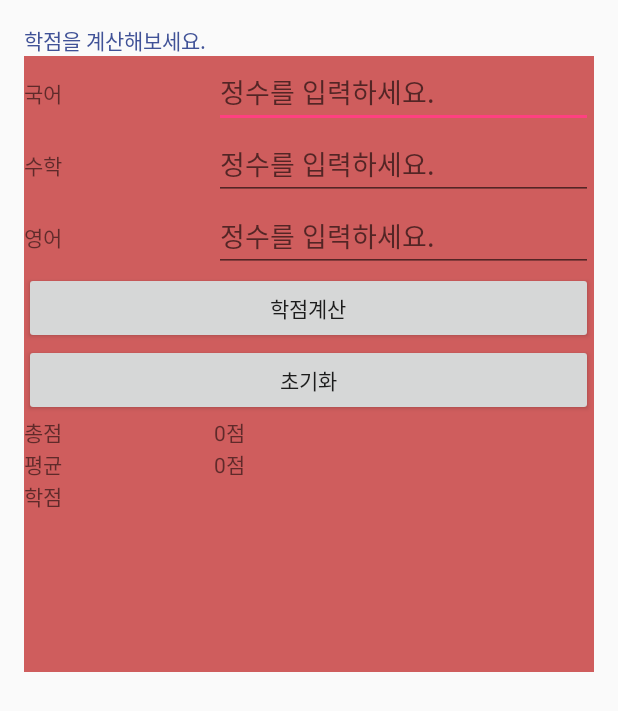
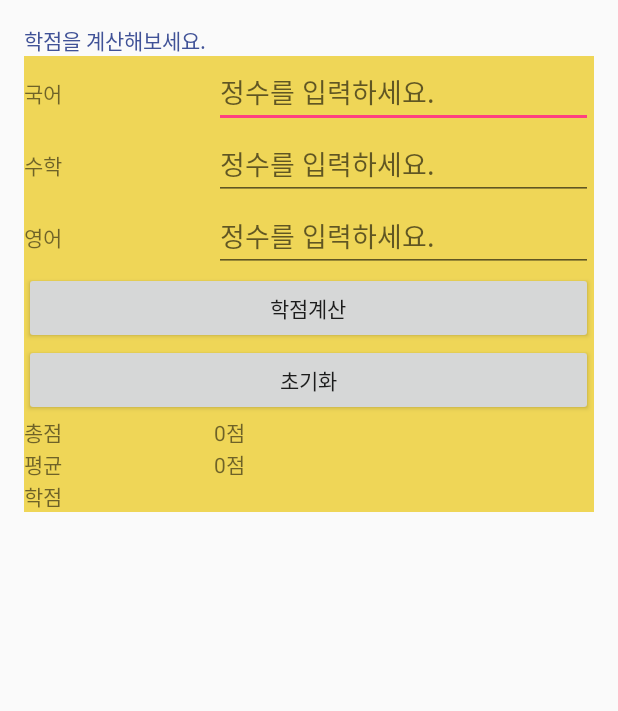
Before and after one commit to jisung0920/Lab2, an Android app: the layout activity_grade.xml on its own in the app's theme, with its tools: preview values and no code run, on a phone screen of 412 x 824 dp. Shown: the top 711 px of the screen. Run offline under Robolectric (Android 15) with nearby library versions, the phone set to English and light mode, and no system bars.

Commit message:
modify layout & add focus

```diff
--- a/app/src/main/java/com/example/park/myapplication/ResActivity.java
+++ b/app/src/main/java/com/example/park/myapplication/ResActivity.java
@@ -168,11 +168,11 @@ public class ResActivity extends AppCompatActivity {
         if(A.length()==0 || B.length()==0 || C.length() ==0) {
             Toast.makeText(getApplicationContext(), "전부입력해주세요.", Toast.LENGTH_SHORT).show();
             if(A.length()==0)
-                e1.findFocus();
+                e1.requestFocus();
             else if(B.length()==0)
-                e2.findFocus();
+                e2.requestFocus();
             else if(C.length()==0)
-                e3.findFocus();
+                e3.requestFocus();
         }
         else {
             t4.setText(A + "명");
--- a/app/src/main/res/layout/activity_grade.xml
+++ b/app/src/main/res/layout/activity_grade.xml
@@ -20,7 +20,7 @@
         android:textColor="#405297"/>
     <TableLayout
         android:stretchColumns="*"
-        android:background="#cf5d5d"
+        android:background="#efd657"
         android:layout_width="match_parent"
         android:layout_height="wrap_content">
 
@@ -153,7 +153,7 @@
                 android:id="@+id/textView8" />
 
             <ImageView
-                android:visibility="invisible"
+                android:visibility="gone"
                 android:layout_width="wrap_content"
                 android:layout_height="wrap_content"
                 android:src="@drawable/a"
```
Also changed, not shown: app/src/main/java/com/example/park/myapplication/GradeActivity.java (+8 -2 lines).
